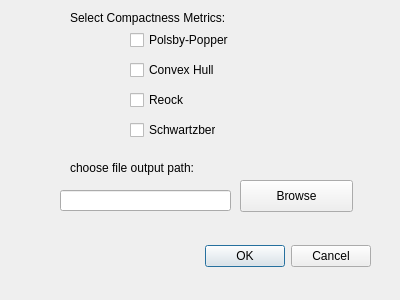
The window that compactness_calculator_dialog_base.ui (gerrymandr/qgis-compactness) describes before a commit, drawn with Qt 5.
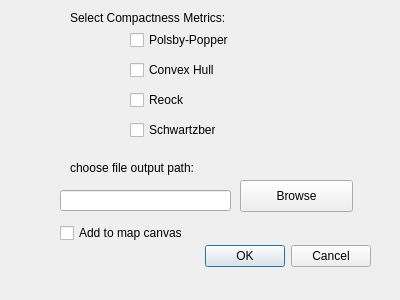
The same window after the commit.

Commit message: add layer to map box

Patch:
```diff
--- a/compactness_calculator_dialog_base.ui
+++ b/compactness_calculator_dialog_base.ui
@@ -49,6 +49,19 @@
     <string>Browse</string>
    </property>
   </widget>
+  <widget class="QCheckBox" name="addBox">
+   <property name="geometry">
+    <rect>
+     <x>60</x>
+     <y>220</y>
+     <width>321</width>
+     <height>26</height>
+    </rect>
+   </property>
+   <property name="text">
+    <string>Add to map canvas</string>
+   </property>
+  </widget>
   <widget class="QDialogButtonBox" name="button_box">
    <property name="geometry">
     <rect>
```
The commit also changes 1 other file.
